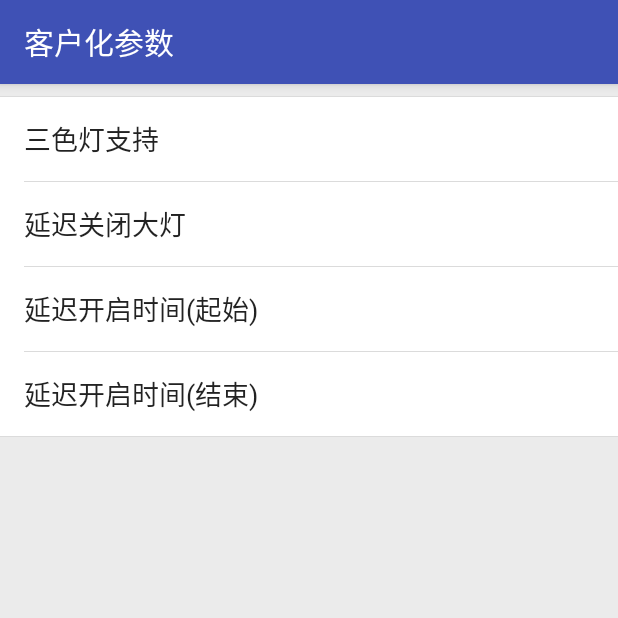
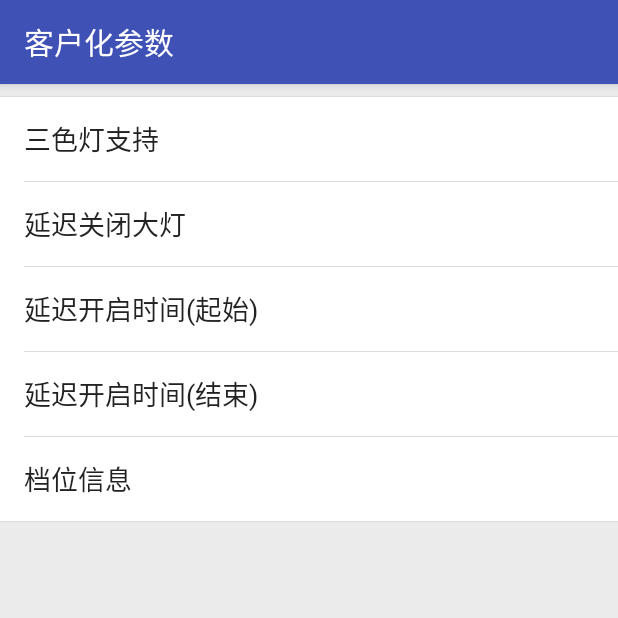
Before and after one commit to yuanzj/RKBluetoothSDKSimple, an Android app: the CustParamsActivity screen opened directly, with no data from a screen before it, on a phone screen of 412 x 824 dp, the top half of it. Run offline under Robolectric (Android 15) with nearby library versions, the phone set to English and light mode, and no system bars; libraries missing offline, so code that uses them is left out: com.afollestad.materialdialogs, com.larswerkman.holocolorpicker, com.rokyinfo.ble, com.rokyinfo.convert, rx.functions and 1 more; 5 statements that could not run were skipped.

Commit message:
rsa解密,新增参数调整

```diff
--- a/app/build.gradle
+++ b/app/build.gradle
@@ -40,7 +40,7 @@ dependencies {
     compile 'io.reactivex:rxandroid:1.1.0'
     compile 'com.trello:rxlifecycle:0.5.0'
     compile 'com.trello:rxlifecycle-components:0.5.0'
-    compile 'com.rokyinfo:rkbluetoothle:1.0.4'
+    compile 'com.rokyinfo:rkbluetoothle:1.0.7'
     compile('com.github.afollestad.material-dialogs:commons:0.8.5.3@aar') {
         transitive = true
     }
--- a/app/src/main/java/com/rokyinfo/rkbluetoothle_simple/App.java
+++ b/app/src/main/java/com/rokyinfo/rkbluetoothle_simple/App.java
@@ -62,7 +62,7 @@ public class App extends Application {
                 //查询本地存储当前手机如果已经连接过设备并鉴权成功则直接发送默认鉴权码鉴权
                 if (DAOServiceApiMock.authStatus(getApplicationContext(), currentRkCCUDevice.getMacAddress())) {
 
-                    callBack.postAuthCode(Rk410BleUtil.createCommonAuthCode(), 0, null);
+                    callBack.postAuthCode(Rk410BleUtil.createCommonAuthCodeStr(), 0, null);
 
                 } else {
 
@@ -71,7 +71,7 @@ public class App extends Application {
                         @Override
                         public void success(String authCode) {
                             //2.提交鉴权码
-                            callBack.postAuthCode(Base64.decode(authCode, Base64.DEFAULT), 0, null);
+                            callBack.postAuthCode(authCode, 0, null);
                         }
 
                         @Override
--- a/app/src/main/java/com/rokyinfo/rkbluetoothle_simple/CustParamsActivity.java
+++ b/app/src/main/java/com/rokyinfo/rkbluetoothle_simple/CustParamsActivity.java
@@ -33,7 +33,7 @@ public class CustParamsActivity extends AppCompatActivity {
     private ColorPicker colorPicker;
     private String hexNewColor;
 
-    TextView threeColor_value, delay_lamp_value, timing_start_value, timing_end_value;
+    TextView threeColor_value, delay_lamp_value, timing_start_value, timing_end_value, gear_value;
 
     @Override
     protected void onCreate(Bundle savedInstanceState) {
@@ -44,6 +44,7 @@ public class CustParamsActivity extends AppCompatActivity {
         delay_lamp_value = (TextView) findViewById(R.id.delay_lamp_value);
         timing_start_value = (TextView) findViewById(R.id.timing_start_value);
         timing_end_value = (TextView) findViewById(R.id.timing_end_value);
+        gear_value = (TextView) findViewById(R.id.gear_value);
 
         YadeaApiService yadeaApiService = App.getRkBluetoothClient(this).getYadeaApiService();
 
@@ -54,6 +55,7 @@ public class CustParamsActivity extends AppCompatActivity {
             delay_lamp_value.setText(String.valueOf(custParameter.getDelayCloseLight()));
             timing_start_value.setText(String.valueOf(custParameter.getTimingStartTime()));
             timing_end_value.setText(String.valueOf(custParameter.getTimingEndTime()));
+            gear_value.setText(String.valueOf(custParameter.getGearsType()));
             Log.d("cyy", "" + custParameter.toString());
         }, throwable -> {
             Log.d("cyy", "" + throwable);
@@ -178,6 +180,26 @@ public class CustParamsActivity extends AppCompatActivity {
                 }).show();
     }
 
+    public void setGearType(View view){
+        new MaterialDialog.Builder(this)
+                .title("档位信息")
+//                        .content(R.string.nick_name_label)
+                .inputType(InputType.TYPE_CLASS_NUMBER)
+                .negativeText("取消")
+                .input("", gear_value.getText(), new MaterialDialog.InputCallback() {
+                    @Override
+                    public void onInput(MaterialDialog dialog, CharSequence input) {
+                        if (!TextUtils.isEmpty(input)) {
+                            gear_value.setText(input);
+                            setCustParams();
+                        } else {
+                            Toast.makeText(CustParamsActivity.this, "输入值不能为空", Toast.LENGTH_SHORT).show();
+                        }
+                    }
+                }).show();
+    }
+
+
     public void setCustParams(){
         String threeColor = "FFFFFF";
         if(!TextUtils.isEmpty(threeColor_value.getText())){
@@ -195,12 +217,17 @@ public class CustParamsActivity extends AppCompatActivity {
         if(!TextUtils.isEmpty(timing_end_value.getText())){
             timingEnd = timing_end_value.getText().toString();
         }
+        int gearType = 0;
+        if(!TextUtils.isEmpty(gear_value.getText())){
+            gearType = Integer.parseInt(gear_value.getText().toString());
+        }
 
         YadeaCustParameter yadeaCustParameter = new YadeaCustParameter();
         yadeaCustParameter.setThreeColorLampSupport(threeColor);
         yadeaCustParameter.setDelayCloseLight(delayLamp);
         yadeaCustParameter.setTimingStartTime(timingStart);
         yadeaCustParameter.setTimingEndTime(timingEnd);
+        yadeaCustParameter.setGearsType(gearType);
 
         YadeaApiService yadeaApiService = App.getRkBluetoothClient(this).getYadeaApiService();
         Observable<ConfigResult> mObservable = yadeaApiService.setCustParameter(App.getCurrentRkCCUDevice(this).getMacAddress(), yadeaCustParameter);
--- a/app/src/main/res/layout/activity_cust_params.xml
+++ b/app/src/main/res/layout/activity_cust_params.xml
@@ -137,6 +137,38 @@
 
     </LinearLayout>
 
+    <include layout="@layout/horizontal_line_pad16"/>
+
+    <LinearLayout
+        android:id="@+id/gear_layout"
+        android:layout_width="match_parent"
+        android:layout_height="@dimen/vertical_height_56"
+        android:orientation="horizontal"
+        android:gravity="center_vertical"
+        android:background="@drawable/btn_default"
+        android:paddingLeft="@dimen/horizontal_padding"
+        android:paddingRight="@dimen/horizontal_padding"
+        android:clickable="true"
+        android:onClick="setGearType">
+
+        <TextView
+            android:layout_width="0dp"
+            android:layout_height="wrap_content"
+            android:layout_weight="1"
+            android:textColor="@color/text"
+            android:textSize="@dimen/body_txt_size"
+            android:text="档位信息"/>
+
+        <TextView
+            android:id="@+id/gear_value"
+            android:layout_width="wrap_content"
+            android:layout_height="wrap_content"
+            android:textColor="@color/new_dark_blue"
+            android:textSize="@dimen/body_txt_size"
+            android:text=""/>
+
+    </LinearLayout>
+
     <View
         android:layout_width="match_parent"
         android:layout_height="0.8dp"
```
